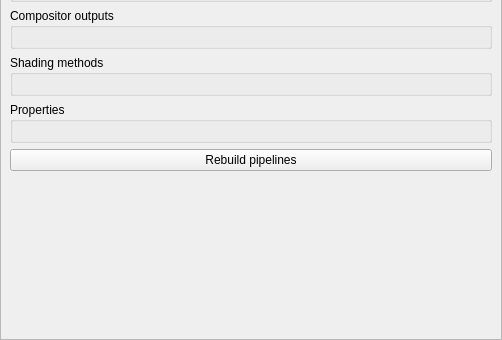
Qt form forms/Settings.ui (LMauricius/VitraeShowcase) before a commit; both pictures show x 0 to 502 and y 379 to 719 of the 502 by 719 pixel window.
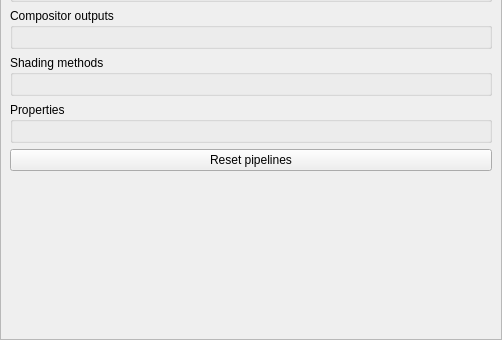
The same form after that commit.

Commit message: Ensured pipeline only rebuilds until the reset button

The edit to the form file:
```diff
--- a/forms/Settings.ui
+++ b/forms/Settings.ui
@@ -46,8 +46,8 @@
         <rect>
          <x>0</x>
          <y>0</y>
-         <width>502</width>
-         <height>719</height>
+         <width>515</width>
+         <height>700</height>
         </rect>
        </property>
        <layout class="QVBoxLayout" name="verticalLayout_2">
@@ -434,7 +434,7 @@
         <item>
          <widget class="QPushButton" name="rebuildButton">
           <property name="text">
-           <string>Rebuild pipelines</string>
+           <string>Reset pipelines</string>
           </property>
          </widget>
         </item>
```
Left out of the diff: 2 changed lines with no effect on the pictures. The commit also changes 1 other file.
